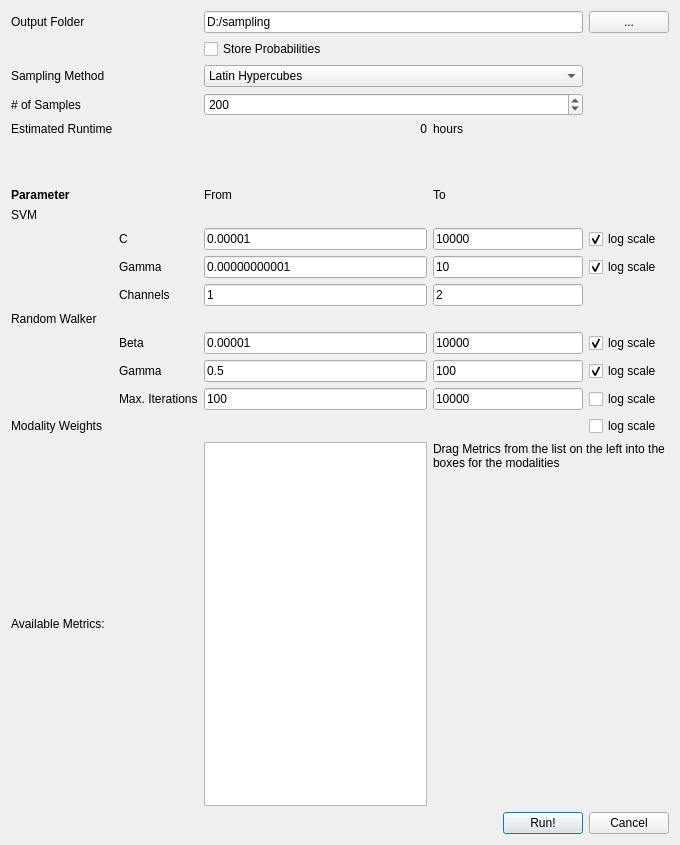
The window that modules/GEMSe/samplingSettings.ui (3dct/open_iA) describes before a commit, drawn with Qt 5.
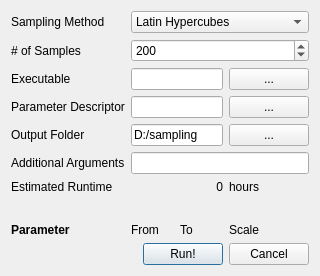
The same window after the commit.

Commit message: GEMSe: Arbitrary sampling

Diff of the .ui file:
```diff
--- a/modules/GEMSe/samplingSettings.ui
+++ b/modules/GEMSe/samplingSettings.ui
@@ -6,107 +6,15 @@
    <rect>
     <x>0</x>
     <y>0</y>
-    <width>680</width>
-    <height>845</height>
+    <width>320</width>
+    <height>276</height>
    </rect>
   </property>
   <property name="windowTitle">
    <string>Sampling Settings</string>
   </property>
   <layout class="QGridLayout" name="gridLayout">
-   <item row="0" column="4">
-    <widget class="QPushButton" name="pbChooseOutputFolder">
-     <property name="text">
-      <string>...</string>
-     </property>
-    </widget>
-   </item>
-   <item row="15" column="3">
-    <widget class="QLineEdit" name="leGammaMax">
-     <property name="text">
-      <string>100</string>
-     </property>
-    </widget>
-   </item>
-   <item row="4" column="3">
-    <widget class="QLabel" name="label_13">
-     <property name="text">
-      <string>hours</string>
-     </property>
-    </widget>
-   </item>
-   <item row="3" column="0">
-    <widget class="QLabel" name="label_11">
-     <property name="text">
-      <string># of Samples</string>
-     </property>
-    </widget>
-   </item>
-   <item row="13" column="3">
-    <widget class="QLineEdit" name="leBetaMax">
-     <property name="text">
-      <string>10000</string>
-     </property>
-    </widget>
-   </item>
-   <item row="22" column="3" colspan="2">
-    <widget class="QLabel" name="lbAvailableMetricsDescription">
-     <property name="enabled">
-      <bool>true</bool>
-     </property>
-     <property name="text">
-      <string>Drag Metrics from the list on the left into the boxes for the modalities</string>
-     </property>
-     <property name="alignment">
-      <set>Qt::AlignLeading|Qt::AlignLeft|Qt::AlignTop</set>
-     </property>
-     <property name="wordWrap">
-      <bool>true</bool>
-     </property>
-    </widget>
-   </item>
-   <item row="19" column="0">
-    <widget class="QLabel" name="label_9">
-     <property name="text">
-      <string>Modality Weights</string>
-     </property>
-    </widget>
-   </item>
-   <item row="4" column="0">
-    <widget class="QLabel" name="label_12">
-     <property name="text">
-      <string>Estimated Runtime</string>
-     </property>
-    </widget>
-   </item>
-   <item row="22" column="2">
-    <widget class="QListWidget" name="lwAvailableMetrics">
-     <property name="enabled">
-      <bool>true</bool>
-     </property>
-     <property name="dragEnabled">
-      <bool>true</bool>
-     </property>
-     <property name="dragDropMode">
-      <enum>QAbstractItemView::DragOnly</enum>
-     </property>
-    </widget>
-   </item>
-   <item row="0" column="0">
-    <widget class="QLabel" name="label_8">
-     <property name="text">
-      <string>Output Folder</string>
-     </property>
-    </widget>
-   </item>
-   <item row="7" column="3">
-    <widget class="QLabel" name="label_6">
-     <property name="text">
-      <string>To</string>
-     </property>
-    </widget>
-   </item>
-   <item row="5" column="2" rowspan="2">
+   <item row="16" column="2">
     <spacer name="verticalSpacer">
      <property name="orientation">
       <enum>Qt::Vertical</enum>
@@ -119,7 +27,108 @@
      </property>
     </spacer>
    </item>
-   <item row="3" column="2" colspan="2">
+   <item row="17" column="0">
+    <widget class="QLabel" name="label_4">
+     <property name="text">
+      <string>&lt;html&gt;&lt;head/&gt;&lt;body&gt;&lt;p&gt;&lt;span style=&quot; font-weight:600;&quot;&gt;Parameter&lt;/span&gt;&lt;/p&gt;&lt;/body&gt;&lt;/html&gt;</string>
+     </property>
+     <property name="textFormat">
+      <enum>Qt::RichText</enum>
+     </property>
+    </widget>
+   </item>
+   <item row="12" column="0">
+    <widget class="QLabel" name="label_12">
+     <property name="text">
+      <string>Estimated Runtime</string>
+     </property>
+    </widget>
+   </item>
+   <item row="7" column="0">
+    <widget class="QLabel" name="label_8">
+     <property name="text">
+      <string>Output Folder</string>
+     </property>
+    </widget>
+   </item>
+   <item row="2" column="0">
+    <widget class="QLabel" name="label">
+     <property name="text">
+      <string>Sampling Method</string>
+     </property>
+    </widget>
+   </item>
+   <item row="4" column="0">
+    <widget class="QLabel" name="label_3">
+     <property name="text">
+      <string>Executable</string>
+     </property>
+    </widget>
+   </item>
+   <item row="5" column="0">
+    <widget class="QLabel" name="label_2">
+     <property name="text">
+      <string>Parameter Descriptor</string>
+     </property>
+    </widget>
+   </item>
+   <item row="3" column="0">
+    <widget class="QLabel" name="label_11">
+     <property name="text">
+      <string># of Samples</string>
+     </property>
+    </widget>
+   </item>
+   <item row="17" column="1">
+    <widget class="QLabel" name="label_5">
+     <property name="text">
+      <string>From</string>
+     </property>
+    </widget>
+   </item>
+   <item row="17" column="2">
+    <widget class="QLabel" name="label_6">
+     <property name="text">
+      <string>To</string>
+     </property>
+    </widget>
+   </item>
+   <item row="17" column="3">
+    <widget class="QLabel" name="label_9">
+     <property name="text">
+      <string>Scale</string>
+     </property>
+    </widget>
+   </item>
+   <item row="7" column="1" colspan="2">
+    <widget class="QLineEdit" name="leOutputFolder">
+     <property name="text">
+      <string>D:/sampling</string>
+     </property>
+    </widget>
+   </item>
+   <item row="7" column="3">
+    <widget class="QPushButton" name="pbChooseOutputFolder">
+     <property name="text">
+      <string>...</string>
+     </property>
+    </widget>
+   </item>
+   <item row="5" column="1" colspan="2">
+    <widget class="QLineEdit" name="leParamDescriptor">
+     <property name="text">
+      <string/>
+     </property>
+    </widget>
+   </item>
+   <item row="5" column="3">
+    <widget class="QPushButton" name="pbChooseParameterDescriptor">
+     <property name="text">
+      <string>...</string>
+     </property>
+    </widget>
+   </item>
+   <item row="3" column="1" colspan="3">
     <widget class="QSpinBox" name="sbNumberOfSamples">
      <property name="maximum">
       <number>999999999</number>
@@ -132,120 +141,7 @@
      </property>
     </widget>
    </item>
-   <item row="22" column="0">
-    <widget class="QLabel" name="lbAvailableMetrics">
-     <property name="enabled">
-      <bool>true</bool>
-     </property>
-     <property name="text">
-      <string>Available Metrics:</string>
-     </property>
-    </widget>
-   </item>
-   <item row="15" column="2">
-    <widget class="QLineEdit" name="leGammaMin">
-     <property name="text">
-      <string>0.5</string>
-     </property>
-    </widget>
-   </item>
-   <item row="10" column="1">
-    <widget class="QLabel" name="lbSVMGamma">
-     <property name="text">
-      <string>Gamma</string>
-     </property>
-    </widget>
-   </item>
-   <item row="13" column="4">
-    <widget class="QCheckBox" name="cbBetaLogScale">
-     <property name="text">
-      <string>log scale</string>
-     </property>
-     <property name="checked">
-      <bool>true</bool>
-     </property>
-    </widget>
-   </item>
-   <item row="0" column="2" colspan="2">
-    <widget class="QLineEdit" name="leOutputFolder">
-     <property name="text">
-      <string>D:/sampling</string>
-     </property>
-    </widget>
-   </item>
-   <item row="13" column="2">
-    <widget class="QLineEdit" name="leBetaMin">
-     <property name="text">
-      <string>0.00001</string>
-     </property>
-    </widget>
-   </item>
-   <item row="7" column="0">
-    <widget class="QLabel" name="label_4">
-     <property name="text">
-      <string>&lt;html&gt;&lt;head/&gt;&lt;body&gt;&lt;p&gt;&lt;span style=&quot; font-weight:600;&quot;&gt;Parameter&lt;/span&gt;&lt;/p&gt;&lt;/body&gt;&lt;/html&gt;</string>
-     </property>
-     <property name="textFormat">
-      <enum>Qt::RichText</enum>
-     </property>
-    </widget>
-   </item>
-   <item row="9" column="2">
-    <widget class="QLineEdit" name="leSVM_C_From">
-     <property name="text">
-      <string>0.00001</string>
-     </property>
-    </widget>
-   </item>
-   <item row="9" column="1">
-    <widget class="QLabel" name="lbSVMC">
-     <property name="text">
-      <string>C</string>
-     </property>
-    </widget>
-   </item>
-   <item row="9" column="3">
-    <widget class="QLineEdit" name="leSVM_C_To">
-     <property name="text">
-      <string>10000</string>
-     </property>
-    </widget>
-   </item>
-   <item row="19" column="4">
-    <widget class="QCheckBox" name="cbWeightLogScale">
-     <property name="text">
-      <string>log scale</string>
-     </property>
-    </widget>
-   </item>
-   <item row="10" column="4">
-    <widget class="QCheckBox" name="cbSVM_Gamma_LogScale">
-     <property name="text">
-      <string>log scale</string>
-     </property>
-     <property name="checked">
-      <bool>true</bool>
-     </property>
-    </widget>
-   </item>
-   <item row="15" column="4">
-    <widget class="QCheckBox" name="cbGammaLogScale">
-     <property name="text">
-      <string>log scale</string>
-     </property>
-     <property name="checked">
-      <bool>true</bool>
-     </property>
-    </widget>
-   </item>
-   <item row="7" column="2">
-    <widget class="QLabel" name="label_5">
-     <property name="text">
-      <string>From</string>
-     </property>
-    </widget>
-   </item>
-   <item row="2" column="2" colspan="2">
+   <item row="2" column="1" colspan="3">
     <widget class="QComboBox" name="cbSamplingMethod">
      <property name="currentText">
       <string>Latin Hypercubes</string>
@@ -265,21 +161,14 @@
      </item>
     </widget>
    </item>
-   <item row="15" column="1">
-    <widget class="QLabel" name="lbERWGamma">
+   <item row="12" column="3">
+    <widget class="QLabel" name="label_13">
      <property name="text">
-      <string>Gamma</string>
+      <string>hours</string>
      </property>
     </widget>
    </item>
-   <item row="11" column="3">
-    <widget class="QLineEdit" name="leSVM_Channels_To">
-     <property name="text">
-      <string>2</string>
-     </property>
-    </widget>
-   </item>
-   <item row="4" column="2">
+   <item row="12" column="1" colspan="2">
     <widget class="QLabel" name="lbEstimate">
      <property name="text">
       <string>0</string>
@@ -289,80 +178,21 @@
      </property>
     </widget>
    </item>
-   <item row="13" column="1">
-    <widget class="QLabel" name="lbERWBeta">
+   <item row="4" column="1" colspan="2">
+    <widget class="QLineEdit" name="leExecutable">
      <property name="text">
-      <string>Beta</string>
+      <string/>
      </property>
     </widget>
    </item>
-   <item row="2" column="0">
-    <widget class="QLabel" name="label">
+   <item row="4" column="3">
+    <widget class="QPushButton" name="pbChooseExecutable">
      <property name="text">
-      <string>Sampling Method</string>
+      <string>...</string>
      </property>
     </widget>
    </item>
-   <item row="10" column="3">
-    <widget class="QLineEdit" name="leSVM_gamma_To">
-     <property name="text">
-      <string>10</string>
-     </property>
-    </widget>
-   </item>
-   <item row="11" column="2">
-    <widget class="QLineEdit" name="leSVM_Channels_From">
-     <property name="text">
-      <string>1</string>
-     </property>
-    </widget>
-   </item>
-   <item row="10" column="2">
-    <widget class="QLineEdit" name="leSVM_gamma_From">
-     <property name="text">
-      <string>0.00000000001</string>
-     </property>
-    </widget>
-   </item>
-   <item row="11" column="1">
-    <widget class="QLabel" name="lbSVMChannels">
-     <property name="text">
-      <string>Channels</string>
-     </property>
-    </widget>
-   </item>
-   <item row="9" column="4">
-    <widget class="QCheckBox" name="cbSVM_C_LogScale">
-     <property name="text">
-      <string>log scale</string>
-     </property>
-     <property name="checked">
-      <bool>true</bool>
-     </property>
-    </widget>
-   </item>
-   <item row="12" column="0">
-    <widget class="QLabel" name="label_15">
-     <property name="text">
-      <string>Random Walker</string>
-     </property>
-    </widget>
-   </item>
-   <item row="8" column="0">
-    <widget class="QLabel" name="label_16">
-     <property name="text">
-      <string>SVM</string>
-     </property>
-    </widget>
-   </item>
-   <item row="1" column="2">
-    <widget class="QCheckBox" name="cbStoreProbabilities">
-     <property name="text">
-      <string>Store Probabilities</string>
-     </property>
-    </widget>
-   </item>
-   <item row="23" column="0" colspan="5">
+   <item row="23" column="0" colspan="4">
     <widget class="QWidget" name="wdButtonBar" native="true">
      <layout class="QHBoxLayout" name="horizontalLayout">
       <property name="spacing">
@@ -413,31 +243,17 @@
      </layout>
     </widget>
    </item>
-   <item row="16" column="1">
-    <widget class="QLabel" name="lbERWMaxIter">
+   <item row="8" column="0">
+    <widget class="QLabel" name="label_7">
      <property name="text">
-      <string>Max. Iterations</string>
+      <string>Additional Arguments</string>
      </property>
     </widget>
    </item>
-   <item row="16" column="2">
-    <widget class="QLineEdit" name="leMaxIterMin">
+   <item row="8" column="1" colspan="3">
+    <widget class="QLineEdit" name="leAdditionalArguments">
      <property name="text">
-      <string>100</string>
-     </property>
-    </widget>
-   </item>
-   <item row="16" column="3">
-    <widget class="QLineEdit" name="leMaxIterMax">
-     <property name="text">
-      <string>10000</string>
-     </property>
-    </widget>
-   </item>
-   <item row="16" column="4">
-    <widget class="QCheckBox" name="cbMaxIterLogScale">
-     <property name="text">
-      <string>log scale</string>
+      <string/>
      </property>
     </widget>
    </item>
```
Left out of the diff: 25 changed lines with no effect on the pictures. The commit also changes 23 other files.
